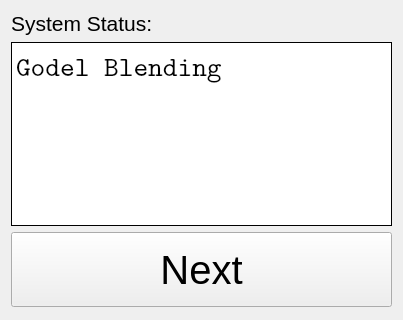
Above: godel_simple_gui/src/uis/blending_widget.ui from ros-industrial-attic/godel before the change; both pictures show x 0 to 403 and y 0 to 320 of the 403 by 687 pixel window. Below: the same form after it.
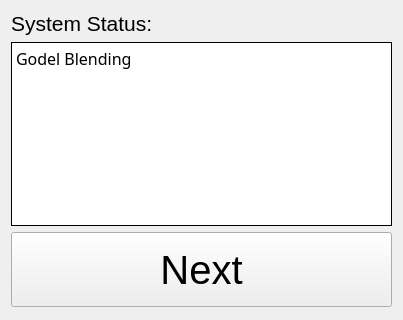
That is the form after the change.

Commit message: Connected path planning action feedback to simple GUI. Resized some GUI elements for easier viewing.

```diff
--- a/godel_simple_gui/src/uis/blending_widget.ui
+++ b/godel_simple_gui/src/uis/blending_widget.ui
@@ -32,8 +32,8 @@
       <widget class="QPlainTextEdit" name="textEditStatus">
        <property name="font">
         <font>
-         <family>Latin Modern Mono</family>
-         <pointsize>21</pointsize>
+         <family>Sans Serif</family>
+         <pointsize>12</pointsize>
          <weight>50</weight>
          <italic>false</italic>
          <bold>false</bold>
```
The commit also changes 3 other files.
